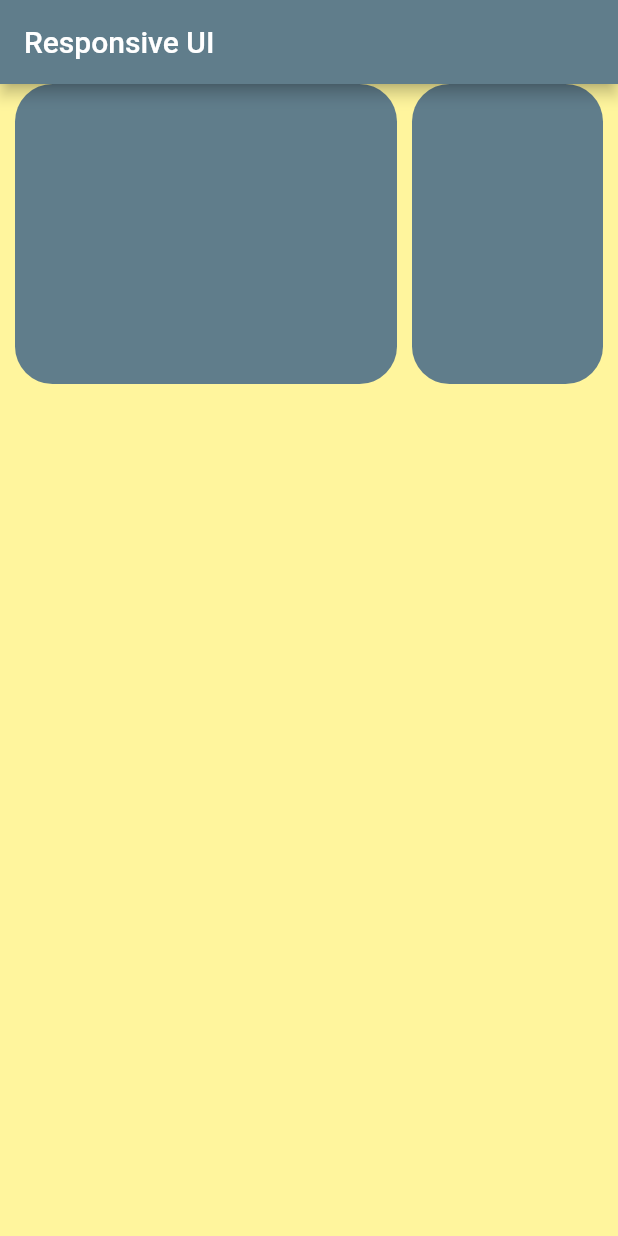
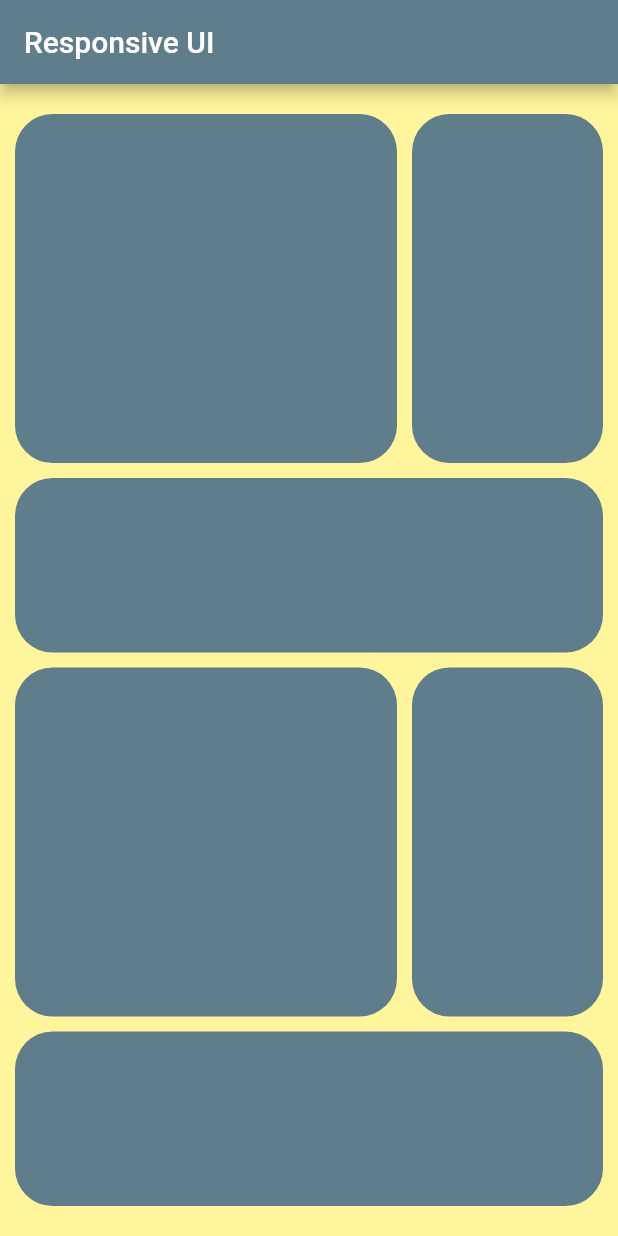
Before and after one commit to fluttersummertraining/expandedwidget, a Flutter app: the screen it shows after launch, on a phone screen of 412 x 824 dp. Run offline on Flutter 3.47's test engine with Material 2 defaults, Android fonts, the phone set to English and light mode, and no system bars.

Commit message:
adding vertical flex and completing the design, using padding widget

```diff
--- a/lib/main.dart
+++ b/lib/main.dart
@@ -15,18 +15,44 @@ class MyApp extends StatelessWidget {
         backgroundColor: Colors.blueGrey,
         title: Text("Responsive UI"),
       ),
-      body: Column(
+      body: Padding(
+        padding: const EdgeInsets.all(10.0),
+        child: Column(
           children: [
-          Row(
+            const SizedBox(
+              height: 10,
+            ),
+            Expanded(flex: 2, child: designerRowCreation()),
+            const SizedBox(
+              height: 10,
+            ),
+            Expanded(flex: 1, child: customRoundedContainer()),
+            const SizedBox(
+              height: 10,
+            ),
+            Expanded(flex: 2, child: designerRowCreation()),
+            const SizedBox(
+              height: 10,
+            ),
+            Expanded(flex: 1, child: customRoundedContainer()),
+            const SizedBox(
+              height: 10,
+            ),
+          ],
+        ),
+      ),
+    );
+  }
+}
+
+Widget designerRowCreation() {
+  return Row(
     children: [
-              SizedBox(
-                width: 10,
-              ),
       Expanded(
         flex: 2,
         child: customRoundedContainer(
-                  width: 250,
-                  height: 200,
+            //width: 250,
+            //height: 200,
             ),
       ),
       SizedBox(
@@ -35,26 +61,17 @@ class MyApp extends StatelessWidget {
       Expanded(
         flex: 1,
         child: customRoundedContainer(
-                  width: 150,
-                  height: 200,
+            //width: 150,
+            //height: 200,
             ),
-              ),
-              SizedBox(
-                width: 10,
       ),
       //customRoundedContainer(),
     ],
-          ),
-        ],
-      ),
   );
 }
-}
 
-Widget customRoundedContainer({required double width, required double height}) {
+Widget customRoundedContainer() {
   return Container(
-    width: width,
-    height: height,
     decoration: BoxDecoration(
       color: Colors.blueGrey,
       borderRadius: BorderRadius.circular(
```
Lines whose indentation alone changed are shown as unchanged.
